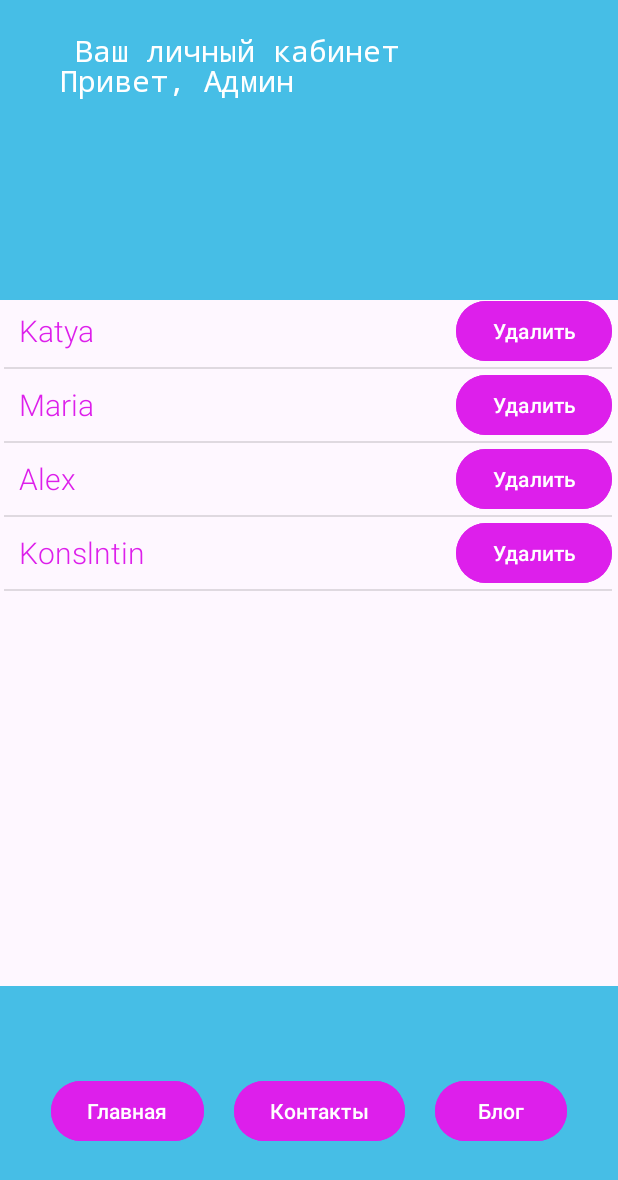
After one commit to Katrinadevlop/StuduYoutudo, an Android app: the MainActivity6 screen opened directly, with no data from a screen before it, on a phone screen of 412 x 824 dp. The commit adds this screen. Shown: the top 1180 px of the screen. Run offline under Robolectric (Android 15) with nearby library versions, the light colour scheme and no system bars.

Commit message:
Выполнено всё до 11 урока включительно

```diff
--- a/app/src/main/AndroidManifest.xml
+++ b/app/src/main/AndroidManifest.xml
@@ -12,6 +12,9 @@
         android:supportsRtl="true"
         android:theme="@style/Theme.StuduYoutudo"
         tools:targetApi="31">
+        <activity
+            android:name=".MainActivity6"
+            android:exported="false" />
         <activity
             android:name=".MainActivity5"
             android:exported="false" />
--- a/app/src/main/java/com/example/studuyoutudo/MainActivity5.kt
+++ b/app/src/main/java/com/example/studuyoutudo/MainActivity5.kt
@@ -1,7 +1,9 @@
 package com.example.studuyoutudo
 
+import android.content.Intent
 import android.os.Bundle
 import android.view.View
+import android.widget.Button
 import android.widget.EditText
 import android.widget.TextView
 import android.widget.Toast
@@ -25,6 +27,12 @@ class MainActivity5 : AppCompatActivity() {
             val systemBars = insets.getInsets(WindowInsetsCompat.Type.systemBars())
             v.setPadding(systemBars.left, systemBars.top, systemBars.right, systemBars.bottom)
             insets
+        }
+
+        val btn = findViewById<Button>(R.id.contacts)
+        btn.setOnClickListener(){
+            val intent = Intent(this, MainActivity6::class.java)
+            startActivity(intent)
         }
     }
 
--- /dev/null
+++ b/app/src/main/java/com/example/studuyoutudo/MainActivity6.kt
@@ -0,0 +1,36 @@
+package com.example.studuyoutudo
+
+import android.annotation.SuppressLint
+import android.content.Intent
+import android.os.Bundle
+import android.view.View
+import android.widget.ArrayAdapter
+import android.widget.ListView
+import androidx.activity.enableEdgeToEdge
+import androidx.appcompat.app.AppCompatActivity
+import androidx.core.view.ViewCompat
+import androidx.core.view.WindowInsetsCompat
+
+class MainActivity6 : AppCompatActivity() {
+    @SuppressLint("MissingInflatedId")
+    override fun onCreate(savedInstanceState: Bundle?) {
+        super.onCreate(savedInstanceState)
+        enableEdgeToEdge()
+        setContentView(R.layout.activity_main6)
+        ViewCompat.setOnApplyWindowInsetsListener(findViewById(R.id.main)) { v, insets ->
+            val systemBars = insets.getInsets(WindowInsetsCompat.Type.systemBars())
+            v.setPadding(systemBars.left, systemBars.top, systemBars.right, systemBars.bottom)
+            insets
+        }
+
+        val listView = findViewById<ListView>(R.id.listView)
+        val array = arrayOf("Katya", "Maria", "Alex", "Konslntin")
+        val adapter = ArrayAdapter(this, R.layout.name_item, R.id.text, array)
+        listView.adapter = adapter
+    }
+
+    fun Click(view: View){
+        val intent = Intent(this, MainActivity5::class.java)
+        startActivity(intent)
+    }
+}
--- a/app/src/main/res/layout/activity_main5.xml
+++ b/app/src/main/res/layout/activity_main5.xml
@@ -68,6 +68,7 @@
             android:text="Главная" />
 
         <Button
+            android:id="@+id/contacts"
             android:layout_width="wrap_content"
             android:layout_height="wrap_content"
             android:backgroundTint="@color/purple_700"
--- /dev/null
+++ b/app/src/main/res/layout/activity_main6.xml
@@ -0,0 +1,78 @@
+<?xml version="1.0" encoding="utf-8"?>
+<RelativeLayout xmlns:android="http://schemas.android.com/apk/res/android"
+    xmlns:app="http://schemas.android.com/apk/res-auto"
+    xmlns:tools="http://schemas.android.com/tools"
+    android:id="@+id/main"
+    android:layout_width="match_parent"
+    android:layout_height="match_parent"
+    tools:context=".MainActivity6">
+
+    <RelativeLayout
+        android:id="@+id/upper_bg"
+        android:layout_width="match_parent"
+        android:layout_height="200dp"
+        android:background="#46BEE6">
+
+        <TextView
+            android:layout_width="wrap_content"
+            android:layout_height="wrap_content"
+            android:fontFamily="monospace"
+            android:textSize="20sp"
+            android:layout_marginTop="40dp"
+            android:layout_marginStart="40dp"
+            android:text="Привет, Админ"
+            android:textColor="@color/white" />
+
+        <TextView
+            android:layout_width="wrap_content"
+            android:layout_height="wrap_content"
+            android:fontFamily="monospace"
+            android:textSize="20sp"
+            android:layout_marginTop="20dp"
+            android:layout_marginStart="50dp"
+            android:text="Ваш личный кабинет"
+            android:textColor="@color/white" />
+    </RelativeLayout>
+
+    <LinearLayout
+        android:layout_width="match_parent"
+        android:layout_height="wrap_content"
+        android:layout_below="@+id/listView"
+        android:layout_alignParentBottom="true"
+        android:layout_marginTop="9dp"
+        android:background="#46BEE6"
+        android:gravity="center"
+        android:orientation="horizontal">
+
+        <Button
+            android:layout_width="wrap_content"
+            android:layout_height="wrap_content"
+            android:layout_marginHorizontal="20dp"
+            android:backgroundTint="@color/purple_700"
+            android:onClick="Click"
+            android:text="Главная" />
+
+        <Button
+            android:id="@+id/contacts"
+            android:layout_width="wrap_content"
+            android:layout_height="wrap_content"
+            android:backgroundTint="@color/purple_700"
+            android:text="Контакты" />
+
+        <Button
+            android:layout_width="wrap_content"
+            android:layout_height="wrap_content"
+            android:layout_marginHorizontal="20dp"
+            android:backgroundTint="@color/purple_700"
+            android:text="Блог" />
+    </LinearLayout>
+
+    <ListView
+        android:id="@+id/listView"
+        android:layout_width="405dp"
+        android:layout_height="451dp"
+        android:layout_below="@+id/upper_bg"
+        android:layout_alignParentEnd="true"
+        android:layout_marginTop="-3dp"
+        android:layout_marginEnd="4dp" />
+</RelativeLayout>
--- /dev/null
+++ b/app/src/main/res/layout/name_item.xml
@@ -0,0 +1,25 @@
+<?xml version="1.0" encoding="utf-8"?>
+<RelativeLayout xmlns:android="http://schemas.android.com/apk/res/android"
+    android:layout_width="match_parent"
+    android:layout_height="match_parent">
+
+    <TextView
+        android:id="@+id/text"
+        android:layout_width="wrap_content"
+        android:layout_height="wrap_content"
+        android:textSize="20sp"
+        android:textColor="@color/purple_700"
+        android:fontFamily="sans-serif-light"
+        android:layout_marginTop="10dp"
+        android:layout_marginStart="10dp"
+        android:text="fgjodfs"/>
+
+    <Button
+        android:id="@+id/button6"
+        android:layout_width="wrap_content"
+        android:layout_height="wrap_content"
+        android:backgroundTint="@color/purple_700"
+        android:text="Удалить"
+        android:layout_alignParentEnd="true"/>
+
+</RelativeLayout>
```
